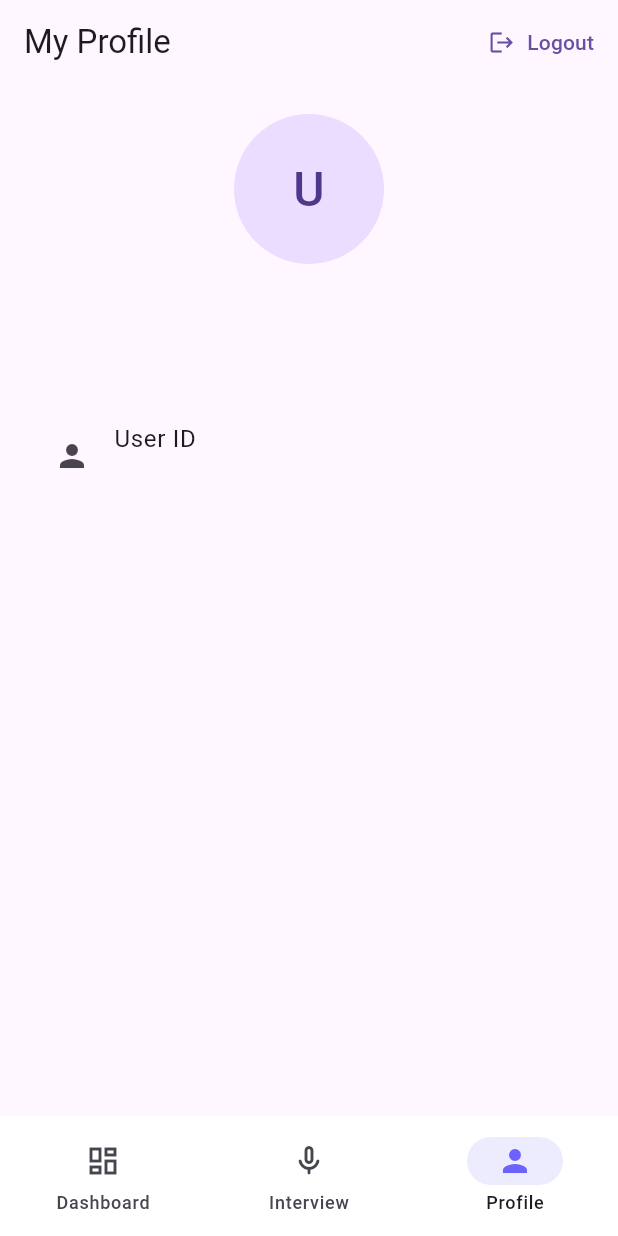
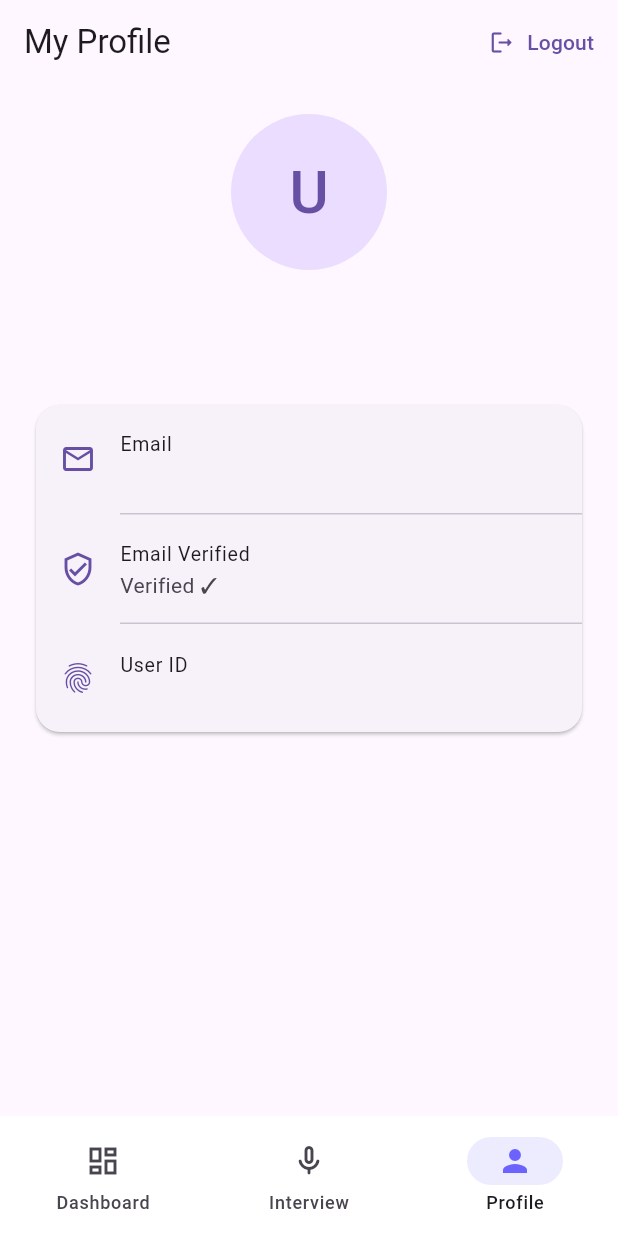
Before and after one commit to Shirodhrit-15/PrepX, a Flutter app: the screen it shows once a user with an empty profile is signed in, item 3 of the bottom bar chosen, on a phone screen of 412 x 824 dp. Run offline on Flutter 3.47's test engine with Material 3 defaults, Android fonts, the phone set to English and light mode, and no system bars; our stand-ins replace cloud_firestore, cloud_functions, file_picker, firebase_auth, firebase_core, firebase_storage and 3 more; accounts and stored records are empty.

Commit message:
Updated project

```diff
--- a/lib/screens/interview/interview_setup_screen.dart
+++ b/lib/screens/interview/interview_setup_screen.dart
@@ -1,7 +1,6 @@
-// FIXED: removed unused firebase_auth import and AppAuthProvider alias
-import 'package:firebase_auth/firebase_auth.dart';
 import 'package:flutter/material.dart';
 import 'package:provider/provider.dart';
+import '../../providers/auth_provider.dart';
 import '../../providers/interview_provider.dart';
 import 'interview_screen.dart';
 
@@ -42,18 +41,17 @@ class _InterviewSetupScreenState extends State<InterviewSetupScreen> {
     }
 
     final auth = context.read<AuthProvider>();
-    // Read interview provider to ensure it exists in tree (no need to store)
     context.read<InterviewProvider>();
 
     Navigator.push(
       context,
       MaterialPageRoute(
         builder: (_) => InterviewScreen(
-          userId: auth.uid!,
+          userId: auth.user!.uid,
           jobRole: _roleCtrl.text.trim(),
           domain: _domain,
           difficulty: _difficulty,
-          resumeUrl: auth.userModel?.resumeUrl,
+          resumeUrl: null,
         ),
       ),
     );
@@ -70,18 +68,12 @@ class _InterviewSetupScreenState extends State<InterviewSetupScreen> {
         child: Column(
           crossAxisAlignment: CrossAxisAlignment.start,
           children: [
-            const Text(
-              'Configure your interview',
-              style: TextStyle(fontSize: 22, fontWeight: FontWeight.bold),
-            ),
+            const Text('Configure your interview',
+                style: TextStyle(fontSize: 22, fontWeight: FontWeight.bold)),
             const SizedBox(height: 8),
-            Text(
-              'Set your preferences and start practicing',
-              style: TextStyle(color: cs.onSurface.withValues(alpha: 0.6)),
-            ),
+            Text('Set your preferences and start practicing',
+                style: TextStyle(color: cs.onSurface.withValues(alpha: 0.6))),
             const SizedBox(height: 32),
-
-            // Job Role
             TextField(
               controller: _roleCtrl,
               textCapitalization: TextCapitalization.words,
@@ -92,8 +84,6 @@ class _InterviewSetupScreenState extends State<InterviewSetupScreen> {
               ),
             ),
             const SizedBox(height: 28),
-
-            // Domain
             const Text('Interview Domain',
                 style: TextStyle(fontWeight: FontWeight.w600, fontSize: 15)),
             const SizedBox(height: 12),
@@ -114,8 +104,6 @@ class _InterviewSetupScreenState extends State<InterviewSetupScreen> {
                   .toList(),
             ),
             const SizedBox(height: 28),
-
-            // Difficulty
             const Text('Difficulty',
                 style: TextStyle(fontWeight: FontWeight.w600, fontSize: 15)),
             const SizedBox(height: 12),
@@ -141,8 +129,6 @@ class _InterviewSetupScreenState extends State<InterviewSetupScreen> {
               }).toList(),
             ),
             const SizedBox(height: 40),
-
-            // Start button
             SizedBox(
               width: double.infinity,
               child: ElevatedButton.icon(
@@ -158,8 +144,6 @@ class _InterviewSetupScreenState extends State<InterviewSetupScreen> {
               ),
             ),
             const SizedBox(height: 16),
-
-            // Info card
             Container(
               padding: const EdgeInsets.all(14),
               decoration: BoxDecoration(
@@ -186,12 +170,6 @@ class _InterviewSetupScreenState extends State<InterviewSetupScreen> {
       ),
     );
   }
-}
-
-extension on AuthProvider {
-  get userModel => null;
-
-  get uid => null;
 }
 
 class _OptionChip extends StatelessWidget {
@@ -235,14 +213,12 @@ class _OptionChip extends StatelessWidget {
                     ? activeColor
                     : cs.onSurface.withValues(alpha: 0.5)),
             const SizedBox(width: 8),
-            Text(
-              label,
-              style: TextStyle(
-                fontWeight: selected ? FontWeight.bold : FontWeight.normal,
-                color: selected ? activeColor : cs.onSurface,
-                fontSize: 13,
-              ),
-            ),
+            Text(label,
+                style: TextStyle(
+                  fontWeight: selected ? FontWeight.bold : FontWeight.normal,
+                  color: selected ? activeColor : cs.onSurface,
+                  fontSize: 13,
+                )),
           ],
         ),
       ),
--- a/lib/screens/profile/profile_screen.dart
+++ b/lib/screens/profile/profile_screen.dart
@@ -1,23 +1,16 @@
 import 'package:flutter/material.dart';
 import 'package:provider/provider.dart';
-import 'package:prepx/providers/auth_provider.dart' as app;
+import '../../providers/auth_provider.dart';
 
 class ProfileScreen extends StatelessWidget {
   final String uid;
-
   const ProfileScreen({super.key, required this.uid});
 
   @override
   Widget build(BuildContext context) {
     final cs = Theme.of(context).colorScheme;
-    final auth = context.watch<app.AuthProvider>();
+    final auth = context.watch<AuthProvider>();
     final user = auth.user;
-
-    if (user == null) {
-      return const Scaffold(
-        body: Center(child: CircularProgressIndicator()),
-      );
-    }
 
     return Scaffold(
       appBar: AppBar(
@@ -30,38 +23,81 @@ class ProfileScreen extends StatelessWidget {
                 Navigator.pushReplacementNamed(context, '/login');
               }
             },
-            icon: const Icon(Icons.logout),
+            icon: const Icon(Icons.logout_rounded),
             label: const Text('Logout'),
           ),
         ],
       ),
-      body: Padding(
+      body: user == null
+          ? const Center(child: CircularProgressIndicator())
+          : SingleChildScrollView(
               padding: const EdgeInsets.all(20),
               child: Column(
                 children: [
+                  // Avatar
                   CircleAvatar(
-              radius: 50,
-              child: Text(
-                user.displayName?.isNotEmpty == true
+                    radius: 52,
+                    backgroundColor: cs.primaryContainer,
+                    backgroundImage: user.photoURL != null
+                        ? NetworkImage(user.photoURL!)
+                        : null,
+                    child: user.photoURL == null
+                        ? Text(
+                            (user.displayName?.isNotEmpty == true)
                                 ? user.displayName![0].toUpperCase()
                                 : 'U',
-                style: const TextStyle(fontSize: 32),
-              ),
+                            style: TextStyle(fontSize: 40, color: cs.primary),
+                          )
+                        : null,
                   ),
                   const SizedBox(height: 12),
+
                   Text(
                     user.displayName ?? 'No Name',
-              style: const TextStyle(fontSize: 20, fontWeight: FontWeight.bold),
+                    style: const TextStyle(
+                        fontSize: 20, fontWeight: FontWeight.bold),
                   ),
                   Text(
                     user.email ?? '',
-              style: TextStyle(color: cs.onSurface.withOpacity(0.6)),
+                    style:
+                        TextStyle(color: cs.onSurface.withValues(alpha: 0.6)),
                   ),
-            const SizedBox(height: 30),
+                  const SizedBox(height: 24),
+
+                  // Info card
+                  Card(
+                    shape: RoundedRectangleBorder(
+                        borderRadius: BorderRadius.circular(16)),
+                    child: Column(
+                      children: [
                         ListTile(
-              leading: const Icon(Icons.person),
-              title: const Text('User ID'),
-              subtitle: Text(uid),
+                          leading:
+                              Icon(Icons.email_outlined, color: cs.primary),
+                          title: const Text('Email',
+                              style: TextStyle(fontSize: 13)),
+                          subtitle: Text(user.email ?? 'N/A'),
+                        ),
+                        const Divider(height: 1, indent: 56),
+                        ListTile(
+                          leading: Icon(Icons.verified_user_outlined,
+                              color: cs.primary),
+                          title: const Text('Email Verified',
+                              style: TextStyle(fontSize: 13)),
+                          subtitle: Text(user.emailVerified
+                              ? 'Verified ✓'
+                              : 'Not verified'),
+                        ),
+                        const Divider(height: 1, indent: 56),
+                        ListTile(
+                          leading: Icon(Icons.fingerprint_rounded,
+                              color: cs.primary),
+                          title: const Text('User ID',
+                              style: TextStyle(fontSize: 13)),
+                          subtitle: Text(user.uid,
+                              style: const TextStyle(fontSize: 11)),
+                        ),
+                      ],
+                    ),
                   ),
                 ],
               ),
```
Also changed, not shown: lib/screens/home/home_screen.dart (+35 -32 lines). Lines whose indentation alone changed are shown as unchanged.
